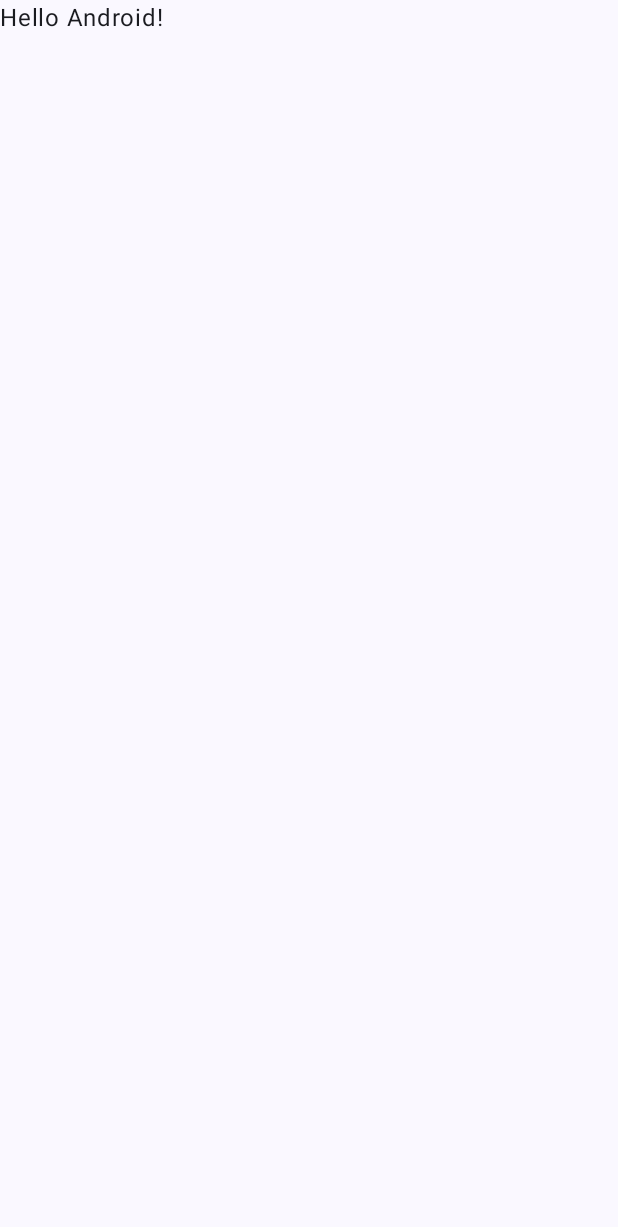
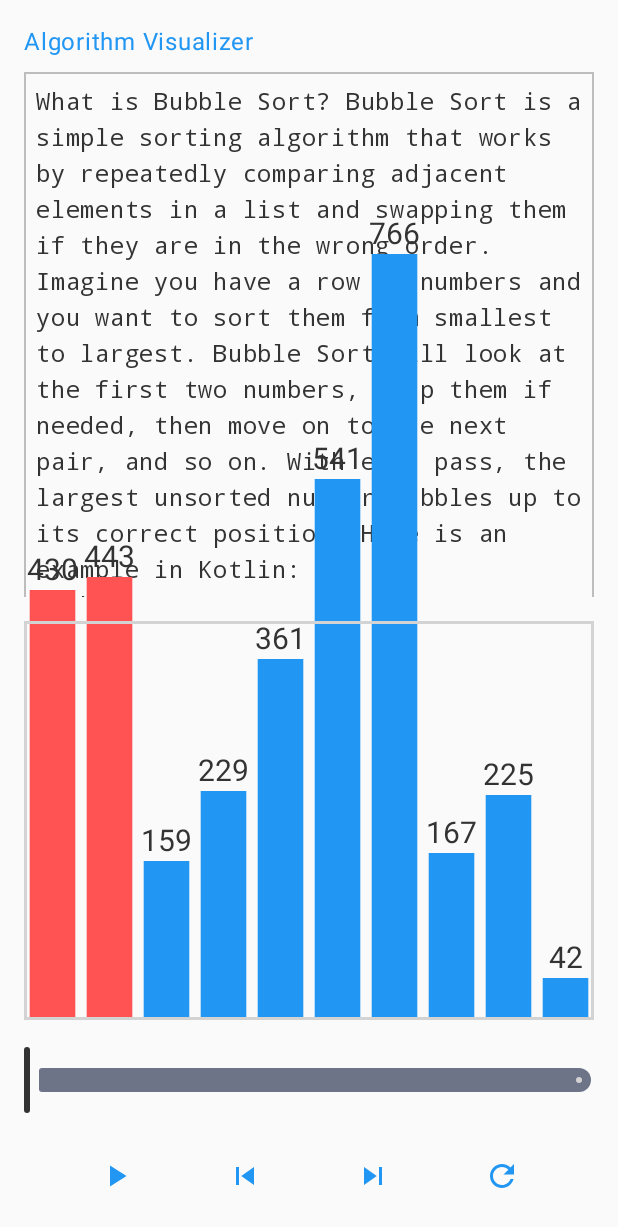
Before and after one commit to AlexisZhuber/AlgorithVisualizer, an Android app built with Jetpack Compose: the screen it shows after launch (MainActivity), on a phone screen of 412 x 824 dp. Before the commit the part shown is almost empty. Shown: the top 1227 px of the screen. Run offline under Robolectric (Android 15) with nearby library versions, the phone set to English and light mode, and no system bars.

Commit message:
With bubble sort Algorithm

```diff
--- a/app/build.gradle.kts
+++ b/app/build.gradle.kts
@@ -56,4 +56,8 @@ dependencies {
     androidTestImplementation(libs.androidx.ui.test.junit4)
     debugImplementation(libs.androidx.ui.tooling)
     debugImplementation(libs.androidx.ui.test.manifest)
+
+    // Coroutines (para 'delay', etc.)
+    implementation("org.jetbrains.kotlinx:kotlinx-coroutines-core:1.6.4")
+    implementation("org.jetbrains.kotlinx:kotlinx-coroutines-android:1.6.4")
 }
--- a/app/src/main/AndroidManifest.xml
+++ b/app/src/main/AndroidManifest.xml
@@ -13,6 +13,7 @@
         android:theme="@style/Theme.AlgorithmVisualizer"
         tools:targetApi="31">
         <activity
+            android:screenOrientation="portrait"
             android:name=".MainActivity"
             android:exported="true"
             android:label="@string/app_name"
--- a/app/src/main/java/com/example/algorithmvisualizer/MainActivity.kt
+++ b/app/src/main/java/com/example/algorithmvisualizer/MainActivity.kt
@@ -4,14 +4,8 @@ import android.os.Bundle
 import androidx.activity.ComponentActivity
 import androidx.activity.compose.setContent
 import androidx.activity.enableEdgeToEdge
-import androidx.compose.foundation.layout.fillMaxSize
-import androidx.compose.foundation.layout.padding
-import androidx.compose.material3.Scaffold
-import androidx.compose.material3.Text
-import androidx.compose.runtime.Composable
-import androidx.compose.ui.Modifier
-import androidx.compose.ui.tooling.preview.Preview
 import com.example.algorithmvisualizer.ui.theme.AlgorithmVisualizerTheme
+import com.example.algorithmvisualizer.views.BubbleSortView
 
 class MainActivity : ComponentActivity() {
     override fun onCreate(savedInstanceState: Bundle?) {
@@ -19,29 +13,8 @@ class MainActivity : ComponentActivity() {
         enableEdgeToEdge()
         setContent {
             AlgorithmVisualizerTheme {
-                Scaffold(modifier = Modifier.fillMaxSize()) { innerPadding ->
-                    Greeting(
-                        name = "Android",
-                        modifier = Modifier.padding(innerPadding)
-                    )
-                }
+                BubbleSortView()
             }
         }
     }
 }
-
-@Composable
-fun Greeting(name: String, modifier: Modifier = Modifier) {
-    Text(
-        text = "Hello $name!",
-        modifier = modifier
-    )
-}
-
-@Preview(showBackground = true)
-@Composable
-fun GreetingPreview() {
-    AlgorithmVisualizerTheme {
-        Greeting("Android")
-    }
-}
--- /dev/null
+++ b/app/src/main/java/com/example/algorithmvisualizer/algorithm/BubbleSortAlgorithm.kt
@@ -0,0 +1,62 @@
+package com.example.algorithmvisualizer.algorithm
+
+import kotlin.random.Random
+
+/**
+ * Data class representing a step in the Bubble Sort process.
+ *
+ * @param array A snapshot of the list at that moment.
+ * @param comparedIndices The pair of indices that are being compared in this step.
+ */
+data class BubbleSortStep(
+    val array: List<Int>,
+    val comparedIndices: Pair<Int, Int>
+)
+
+/**
+ * Generates a list of BubbleSortStep objects that describe each comparison and swap
+ * during the Bubble Sort process. This allows us to "replay" the process step by step.
+ *
+ * @param initialArray The initial list of numbers.
+ * @return A list of steps describing the sorting process.
+ */
+fun generateBubbleSortSteps(initialArray: List<Int>): List<BubbleSortStep> {
+    val steps = mutableListOf<BubbleSortStep>()
+    val array = initialArray.toMutableList()
+    val n = array.size
+    for (i in 0 until n) {
+        var swapped = false
+        for (j in 0 until n - i - 1) {
+            // Record the state before a possible swap
+            steps.add(BubbleSortStep(array = array.toList(), comparedIndices = Pair(j, j + 1)))
+            if (array[j] > array[j + 1]) {
+                val temp = array[j]
+                array[j] = array[j + 1]
+                array[j + 1] = temp
+                swapped = true
+            }
+        }
+        if (!swapped) break
+    }
+    // Final step to show the sorted list
+    steps.add(BubbleSortStep(array = array.toList(), comparedIndices = Pair(-1, -1)))
+    return steps
+}
+
+/**
+ * Resets the list of numbers with random values.
+ *
+ * @param arrayState The mutable list that will contain the new values.
+ * @param size The number of elements to generate.
+ */
+fun resetArray(
+    arrayState: MutableList<Int>,
+    size: Int,
+    maxNumber: Int = 100
+) {
+    arrayState.clear()
+    repeat(size) {
+        // Generate random values between 0..maxNumber
+        arrayState.add(Random.nextInt(0, maxNumber + 1))
+    }
+}
--- a/app/src/main/java/com/example/algorithmvisualizer/ui/theme/Color.kt
+++ b/app/src/main/java/com/example/algorithmvisualizer/ui/theme/Color.kt
@@ -9,3 +9,10 @@ val Pink80 = Color(0xFFEFB8C8)
 val Purple40 = Color(0xFF6650a4)
 val PurpleGrey40 = Color(0xFF625b71)
 val Pink40 = Color(0xFF7D5260)
+
+val Primary = Color(0xFF2196F3)    // Azul
+val Secondary = Color(0xFFFF5252)  // Rojo
+val Gray = Color(0xFFBDBDBD)         // Gris claro
+val DarkGray = Color(0xFF333333)     // Gris oscuro
+val LightGray = Color(0xFFD3D3D3)    // Gris muy claro
+val White = Color(0xFFFFFFFF)        // Blanco
--- /dev/null
+++ b/app/src/main/java/com/example/algorithmvisualizer/views/BubbleSortView.kt
@@ -0,0 +1,250 @@
+package com.example.algorithmvisualizer.views
+
+import androidx.compose.foundation.Canvas
+import androidx.compose.foundation.border
+import androidx.compose.foundation.layout.*
+import androidx.compose.foundation.rememberScrollState
+import androidx.compose.foundation.verticalScroll
+import androidx.compose.material3.Icon
+import androidx.compose.material3.IconButton
+import androidx.compose.material3.Slider
+import androidx.compose.material3.SliderDefaults
+import androidx.compose.material3.Text
+import androidx.compose.runtime.*
+import androidx.compose.ui.Modifier
+import androidx.compose.ui.geometry.Offset
+import androidx.compose.ui.geometry.Size
+import androidx.compose.ui.graphics.drawscope.drawIntoCanvas
+import androidx.compose.ui.graphics.nativeCanvas
+import androidx.compose.ui.graphics.toArgb
+import androidx.compose.ui.res.painterResource
+import androidx.compose.ui.res.stringResource
+import androidx.compose.ui.text.font.FontFamily
+import androidx.compose.ui.unit.dp
+import com.example.algorithmvisualizer.R
+import com.example.algorithmvisualizer.algorithm.BubbleSortStep
+import com.example.algorithmvisualizer.algorithm.generateBubbleSortSteps
+import com.example.algorithmvisualizer.algorithm.resetArray
+import com.example.algorithmvisualizer.ui.theme.DarkGray
+import com.example.algorithmvisualizer.ui.theme.Gray
+import com.example.algorithmvisualizer.ui.theme.LightGray
+import com.example.algorithmvisualizer.ui.theme.Primary
+import com.example.algorithmvisualizer.ui.theme.Secondary
+import kotlinx.coroutines.delay
+import kotlinx.coroutines.launch
+
+/**
+ * BubbleSortView visualizes the Bubble Sort algorithm with:
+ * - A title and detailed explanation (inside a scrollable container) that includes
+ *   a Kotlin code example.
+ * - A graphical representation where each bar displays its numerical value.
+ * - Interactive controls (Play/Pause, Next, Previous, Reset) arranged like a music player,
+ *   using custom icon buttons from the drawable folder.
+ */
+@Composable
+fun BubbleSortView() {
+    // Now we only want 10 columns instead of 30.
+    val arraySize = 10
+
+    // State containing the values of the array.
+    val arrayState = remember { mutableStateListOf<Int>() }
+    // List of steps generated by the Bubble Sort algorithm.
+    val steps = remember { mutableStateListOf<BubbleSortStep>() }
+    // Current step index in the timeline.
+    var currentStepIndex by remember { mutableStateOf(0) }
+    // Flag indicating if the animation is playing automatically.
+    var isPlaying by remember { mutableStateOf(false) }
+    val scope = rememberCoroutineScope()
+
+    // Initialize the array and generate the steps when the composable loads.
+    LaunchedEffect(Unit) {
+        // We'll reset the array with numbers in [0..100].
+        resetArray(arrayState, arraySize, maxNumber = 800)
+        steps.clear()
+        steps.addAll(generateBubbleSortSteps(arrayState))
+        currentStepIndex = 0
+    }
+
+    // Effect to advance the step index if Play mode is enabled.
+    LaunchedEffect(isPlaying, currentStepIndex) {
+        if (isPlaying) {
+            if (currentStepIndex < steps.lastIndex) {
+                delay(300L)
+                currentStepIndex++
+            } else {
+                isPlaying = false
+            }
+        }
+    }
+
+    // Get the current step (if available).
+    val currentStep = steps.getOrNull(currentStepIndex)
+
+    Column(
+        modifier = Modifier
+            .fillMaxSize()
+            .padding(16.dp)
+    ) {
+        // Title using stringResource for internationalization.
+        Text(
+            text = stringResource(id = R.string.app_name),
+            color = Primary
+        )
+        Spacer(modifier = Modifier.height(8.dp))
+
+        // Scrollable container displaying the extended explanation.
+        Box(
+            modifier = Modifier
+                .fillMaxWidth()
+                .height(350.dp) // Increased height for more content
+                .verticalScroll(rememberScrollState())
+                .border(width = 1.dp, color = Gray)
+                .padding(8.dp)
+        ) {
+            Text(
+                text = stringResource(id = R.string.explanation_text),
+                color = DarkGray,
+                fontFamily = FontFamily.Monospace
+            )
+        }
+        Spacer(modifier = Modifier.height(16.dp))
+
+        // Visualization area and controls.
+        Column(
+            modifier = Modifier
+                .fillMaxWidth()
+                .weight(1f)
+        ) {
+            // Canvas area where the array bars are drawn.
+            Box(
+                modifier = Modifier
+                    .fillMaxWidth()
+                    .weight(1f)
+            ) {
+                currentStep?.let { step ->
+                    Canvas(
+                        modifier = Modifier
+                            .fillMaxWidth()
+                            .fillMaxHeight()
+                            .border(width = 2.dp, color = LightGray)
+                    ) {
+                        // We'll calculate a slotWidth for each column, then
+                        // make the bar occupy some percentage of that slot.
+                        val slotWidth = size.width / step.array.size
+                        val barWidth = slotWidth * 0.8f // 80% of the slot
+                        val horizontalPadding = (slotWidth - barWidth) / 2f
+
+                        // Prepare the paint for drawing numbers (using DarkGray for better contrast).
+                        val textPaint = android.graphics.Paint().apply {
+                            color = DarkGray.toArgb()
+                            textSize = 30f // Keep the same text size
+                            textAlign = android.graphics.Paint.Align.CENTER
+                        }
+
+                        step.array.forEachIndexed { index, value ->
+                            // Use 'Secondary' for compared bars and 'Primary' for others.
+                            val barColor = if (index == step.comparedIndices.first || index == step.comparedIndices.second) {
+                                Secondary
+                            } else {
+                                Primary
+                            }
+
+                            // X position: slotWidth * index + horizontalPadding
+                            val leftX = index * slotWidth + horizontalPadding
+                            val topY = size.height - value
+
+                            // Draw the bar with a bit of spacing around it.
+                            drawRect(
+                                color = barColor,
+                                topLeft = Offset(x = leftX, y = topY),
+                                size = Size(width = barWidth, height = value.toFloat())
+                            )
+
+                            // Draw the numerical value on the bar.
+                            drawIntoCanvas { canvas ->
+                                canvas.nativeCanvas.drawText(
+                                    value.toString(),
+                                    leftX + (barWidth / 2f),
+                                    topY - 10,
+                                    textPaint
+                                )
+                            }
+                        }
+                    }
+                }
+            }
+            Spacer(modifier = Modifier.height(16.dp))
+
+            // Timeline slider.
+            if (steps.isNotEmpty()) {
+                Slider(
+                    value = currentStepIndex.toFloat(),
+                    onValueChange = { newValue ->
+                        currentStepIndex = newValue.toInt()
+                        isPlaying = false
+                    },
+                    valueRange = 0f..(steps.size - 1).toFloat(),
+                    colors = SliderDefaults.colors(
+                        thumbColor = DarkGray,
+                        activeTrackColor = LightGray
+                    ),
+                    modifier = Modifier.fillMaxWidth()
+                )
+            }
+            Spacer(modifier = Modifier.height(16.dp))
+
+            // Icon buttons arranged like a music player (using custom drawables).
+            Row(
+                modifier = Modifier.fillMaxWidth(),
+                horizontalArrangement = Arrangement.SpaceEvenly
+            ) {
+                // Play / Pause toggle
+                IconButton(onClick = { isPlaying = !isPlaying }) {
+                    Icon(
+                        painter = painterResource(
+                            id = if (isPlaying) R.drawable.pause else R.drawable.play
+                        ),
+                        contentDescription = if (isPlaying) stringResource(id = R.string.pause) else stringResource(id = R.string.play),
+                        tint = Primary
+                    )
+                }
+                // Skip Previous
+                IconButton(onClick = {
+                    currentStepIndex = (currentStepIndex - 1).coerceAtLeast(0)
+                    isPlaying = false
+                }) {
+                    Icon(
+                        painter = painterResource(id = R.drawable.skip_previous),
+                        contentDescription = stringResource(id = R.string.previous),
+                        tint = Primary
+                    )
+                }
+                // Skip Next
+                IconButton(onClick = {
+                    currentStepIndex = (currentStepIndex + 1).coerceAtMost(steps.lastIndex)
+                    isPlaying = false
+                }) {
+                    Icon(
+                        painter = painterResource(id = R.drawable.skip_next),
+                        contentDescription = stringResource(id = R.string.next),
+                        tint = Primary
+                    )
+                }
+                // Refresh (reset)
+                IconButton(onClick = {
+                    isPlaying = false
+                    resetArray(arrayState, arraySize, maxNumber = 800)
+                    steps.clear()
+                    steps.addAll(generateBubbleSortSteps(arrayState))
+                    currentStepIndex = 0
+                }) {
+                    Icon(
+                        painter = painterResource(id = R.drawable.refresh),
+                        contentDescription = stringResource(id = R.string.reset),
+                        tint = Primary
+                    )
+                }
+            }
+        }
+    }
+}
--- /dev/null
+++ b/app/src/main/res/drawable/pause.xml
@@ -0,0 +1,5 @@
+<vector xmlns:android="http://schemas.android.com/apk/res/android" android:height="24dp" android:tint="#000000" android:viewportHeight="24" android:viewportWidth="24" android:width="24dp">
+
+    <path android:fillColor="@android:color/white" android:pathData="M6,19h4L10,5L6,5v14zM14,5v14h4L18,5h-4z"/>
+
+</vector>
--- /dev/null
+++ b/app/src/main/res/drawable/play.xml
@@ -0,0 +1,5 @@
+<vector xmlns:android="http://schemas.android.com/apk/res/android" android:height="24dp" android:tint="#000000" android:viewportHeight="24" android:viewportWidth="24" android:width="24dp">
+
+    <path android:fillColor="@android:color/white" android:pathData="M8,5v14l11,-7z"/>
+
+</vector>
--- /dev/null
+++ b/app/src/main/res/drawable/refresh.xml
@@ -0,0 +1,5 @@
+<vector xmlns:android="http://schemas.android.com/apk/res/android" android:height="24dp" android:tint="#000000" android:viewportHeight="24" android:viewportWidth="24" android:width="24dp">
+
+    <path android:fillColor="@android:color/white" android:pathData="M17.65,6.35C16.2,4.9 14.21,4 12,4c-4.42,0 -7.99,3.58 -7.99,8s3.57,8 7.99,8c3.73,0 6.84,-2.55 7.73,-6h-2.08c-0.82,2.33 -3.04,4 -5.65,4 -3.31,0 -6,-2.69 -6,-6s2.69,-6 6,-6c1.66,0 3.14,0.69 4.22,1.78L13,11h7V4l-2.35,2.35z"/>
+
+</vector>
--- /dev/null
+++ b/app/src/main/res/drawable/skip_next.xml
@@ -0,0 +1,5 @@
+<vector xmlns:android="http://schemas.android.com/apk/res/android" android:height="24dp" android:tint="#000000" android:viewportHeight="24" android:viewportWidth="24" android:width="24dp">
+
+    <path android:fillColor="@android:color/white" android:pathData="M6,18l8.5,-6L6,6v12zM16,6v12h2V6h-2z"/>
+
+</vector>
--- /dev/null
+++ b/app/src/main/res/drawable/skip_previous.xml
@@ -0,0 +1,5 @@
+<vector xmlns:android="http://schemas.android.com/apk/res/android" android:height="24dp" android:tint="#000000" android:viewportHeight="24" android:viewportWidth="24" android:width="24dp">
+
+    <path android:fillColor="@android:color/white" android:pathData="M6,6h2v12L6,18zM9.5,12l8.5,6L18,6z"/>
+
+</vector>
--- a/app/src/main/res/values/strings.xml
+++ b/app/src/main/res/values/strings.xml
@@ -1,3 +1,41 @@
 <resources>
     <string name="app_name">Algorithm Visualizer</string>
+
+    <string name="explanation_text">
+        <![CDATA[
+        What is Bubble Sort?
+
+        Bubble Sort is a simple sorting algorithm that works by repeatedly comparing
+        adjacent elements in a list and swapping them if they are in the wrong order.
+
+        Imagine you have a row of numbers and you want to sort them from smallest to largest.
+        Bubble Sort will look at the first two numbers, swap them if needed, then move on
+        to the next pair, and so on. With each pass, the largest unsorted number "bubbles"
+        up to its correct position.
+
+        Here is an example in Kotlin:
+
+        fun bubbleSort(arr: MutableList<Int>) {
+            for (i in 0 until arr.size) {
+                for (j in 0 until arr.size - i - 1) {
+                    if (arr[j] > arr[j + 1]) {
+                        val temp = arr[j]
+                        arr[j] = arr[j + 1]
+                        arr[j + 1] = temp
+                    }
+                }
+            }
+        }
+
+        In this visualizer, each bar represents a number. The numbers are displayed on the bars,
+        and the two bars being compared are highlighted in a different color.
+
+        Enjoy learning and have fun with Bubble Sort!
+        ]]>
+    </string>
+    <string name="play">Play</string>
+    <string name="pause">Pause</string>
+    <string name="previous">Previous</string>
+    <string name="next">Next</string>
+    <string name="reset">Reset</string>
 </resources>
```
Also changed, not shown: 1 other file.
